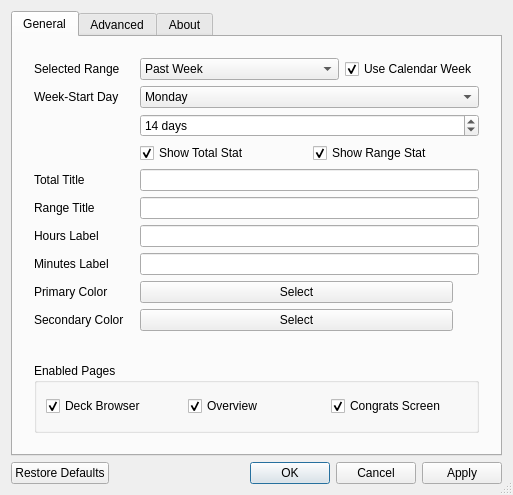
This is res/ui/options_dialog.ui in iamjustkoi/StudyTimeStats as Qt 5 draws it before an edit. The edited form follows.
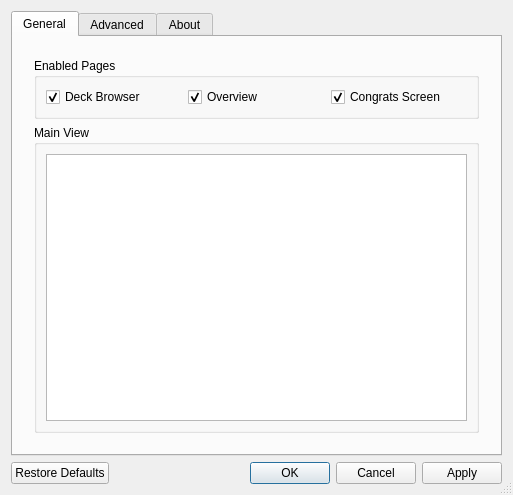
This is the edited form. Icons and pictures are not drawn.

```diff
--- a/res/ui/options_dialog.ui
+++ b/res/ui/options_dialog.ui
@@ -54,325 +54,6 @@
          <property name="bottomMargin">
           <number>12</number>
          </property>
-         <item>
-          <layout class="QFormLayout" name="general_form">
-           <property name="bottomMargin">
-            <number>20</number>
-           </property>
-           <item row="0" column="0">
-            <widget class="QLabel" name="range_select_label">
-             <property name="text">
-              <string>Selected Range</string>
-             </property>
-            </widget>
-           </item>
-           <item row="0" column="1">
-            <layout class="QHBoxLayout" name="range_select_layout" stretch="1,0">
-             <property name="sizeConstraint">
-              <enum>QLayout::SetMinimumSize</enum>
-             </property>
-             <item>
-              <widget class="QComboBox" name="range_select_dropdown">
-               <property name="toolTip">
-                <string>Time range to filter through for the ranged total stat.</string>
-               </property>
-               <property name="sizeAdjustPolicy">
-                <enum>QComboBox::AdjustToContents</enum>
-               </property>
-               <item>
-                <property name="text">
-                 <string>Past Week</string>
-                </property>
-               </item>
-               <item>
-                <property name="text">
-                 <string>Past 2 Weeks</string>
-                </property>
-               </item>
-               <item>
-                <property name="text">
-                 <string>Past Month</string>
-                </property>
-               </item>
-               <item>
-                <property name="text">
-                 <string>Past Year</string>
-                </property>
-               </item>
-               <item>
-                <property name="text">
-                 <string>Custom</string>
-                </property>
-               </item>
-              </widget>
-             </item>
-             <item>
-              <widget class="QCheckBox" name="use_calendar_checkbox">
-               <property name="toolTip">
-                <string>Use the start of the selected range instead of using its timespan.</string>
-               </property>
-               <property name="text">
-                <string>Use Calendar Week</string>
-               </property>
-               <property name="checked">
-                <bool>true</bool>
-               </property>
-              </widget>
-             </item>
-            </layout>
-           </item>
-           <item row="1" column="0">
-            <widget class="QLabel" name="week_start_label">
-             <property name="text">
-              <string>Week-Start Day</string>
-             </property>
-            </widget>
-           </item>
-           <item row="1" column="1">
-            <widget class="QComboBox" name="week_start_dropdown">
-             <property name="toolTip">
-              <string>The day a new week should start on.</string>
-             </property>
-             <property name="currentText">
-              <string>Monday</string>
-             </property>
-             <property name="sizeAdjustPolicy">
-              <enum>QComboBox::AdjustToContents</enum>
-             </property>
-             <item>
-              <property name="text">
-               <string>Monday</string>
-              </property>
-             </item>
-             <item>
-              <property name="text">
-               <string>Tuesday</string>
-              </property>
-             </item>
-             <item>
-              <property name="text">
-               <string>Wednesday</string>
-              </property>
-             </item>
-             <item>
-              <property name="text">
-               <string>Thursday</string>
-              </property>
-             </item>
-             <item>
-              <property name="text">
-               <string>Friday</string>
-              </property>
-             </item>
-             <item>
-              <property name="text">
-               <string>Saturday</string>
-              </property>
-             </item>
-             <item>
-              <property name="text">
-               <string>Sunday</string>
-              </property>
-             </item>
-            </widget>
-           </item>
-           <item row="2" column="1">
-            <widget class="QSpinBox" name="custom_range_spinbox">
-             <property name="toolTip">
-              <string>Amount of days to filter the custom range.</string>
-             </property>
-             <property name="suffix">
-              <string> days</string>
-             </property>
-             <property name="maximum">
-              <number>5690</number>
-             </property>
-             <property name="value">
-              <number>14</number>
-             </property>
-            </widget>
-           </item>
-           <item row="5" column="0">
-            <widget class="QLabel" name="total_label">
-             <property name="text">
-              <string>Total Title</string>
-             </property>
-            </widget>
-           </item>
-           <item row="5" column="1">
-            <widget class="QLineEdit" name="total_line">
-             <property name="sizePolicy">
-              <sizepolicy hsizetype="Preferred" vsizetype="Fixed">
-               <horstretch>0</horstretch>
-               <verstretch>0</verstretch>
-              </sizepolicy>
-             </property>
-             <property name="toolTip">
-              <string>Text that displays above the total statistic.</string>
-             </property>
-            </widget>
-           </item>
-           <item row="6" column="0">
-            <widget class="QLabel" name="ranged_label">
-             <property name="text">
-              <string>Range Title</string>
-             </property>
-            </widget>
-           </item>
-           <item row="6" column="1">
-            <widget class="QLineEdit" name="ranged_line">
-             <property name="sizePolicy">
-              <sizepolicy hsizetype="Preferred" vsizetype="Fixed">
-               <horstretch>0</horstretch>
-               <verstretch>0</verstretch>
-              </sizepolicy>
-             </property>
-             <property name="toolTip">
-              <string>Text that displays above the ranged statistic.</string>
-             </property>
-            </widget>
-           </item>
-           <item row="7" column="0">
-            <widget class="QLabel" name="hrs_label">
-             <property name="text">
-              <string>Hours Label</string>
-             </property>
-            </widget>
-           </item>
-           <item row="7" column="1">
-            <widget class="QLineEdit" name="hrs_line">
-             <property name="toolTip">
-              <string>Unit text appended to hours.</string>
-             </property>
-            </widget>
-           </item>
-           <item row="8" column="0">
-            <widget class="QLabel" name="min_label">
-             <property name="text">
-              <string>Minutes Label</string>
-             </property>
-            </widget>
-           </item>
-           <item row="8" column="1">
-            <widget class="QLineEdit" name="min_line">
-             <property name="toolTip">
-              <string>Unit text appended to minutes.</string>
-             </property>
-            </widget>
-           </item>
-           <item row="9" column="0">
-            <widget class="QLabel" name="primary_color_label">
-             <property name="text">
-              <string>Primary Color</string>
-             </property>
-            </widget>
-           </item>
-           <item row="9" column="1">
-            <layout class="QHBoxLayout" name="primary_color_layout">
-             <item>
-              <widget class="QPushButton" name="primary_color_button">
-               <property name="text">
-                <string>Select</string>
-               </property>
-              </widget>
-             </item>
-             <item>
-              <widget class="QLabel" name="primary_color_preview">
-               <property name="sizePolicy">
-                <sizepolicy hsizetype="Fixed" vsizetype="Fixed">
-                 <horstretch>0</horstretch>
-                 <verstretch>0</verstretch>
-                </sizepolicy>
-               </property>
-               <property name="minimumSize">
-                <size>
-                 <width>20</width>
-                 <height>20</height>
-                </size>
-               </property>
-              </widget>
-             </item>
-            </layout>
-           </item>
-           <item row="10" column="0">
-            <widget class="QLabel" name="secondary_color_label">
-             <property name="text">
-              <string>Secondary Color</string>
-             </property>
-            </widget>
-           </item>
-           <item row="10" column="1">
-            <layout class="QHBoxLayout" name="secondary_color_layut">
-             <item>
-              <widget class="QPushButton" name="seconday_color_button">
-               <property name="text">
-                <string>Select</string>
-               </property>
-              </widget>
-             </item>
-             <item>
-              <widget class="QLabel" name="secondary_color_preview">
-               <property name="sizePolicy">
-                <sizepolicy hsizetype="Fixed" vsizetype="Fixed">
-                 <horstretch>0</horstretch>
-                 <verstretch>0</verstretch>
-                </sizepolicy>
-               </property>
-               <property name="minimumSize">
-                <size>
-                 <width>20</width>
-                 <height>20</height>
-                </size>
-               </property>
-              </widget>
-             </item>
-            </layout>
-           </item>
-           <item row="3" column="1">
-            <layout class="QHBoxLayout" name="horizontalLayout_2">
-             <item>
-              <widget class="QCheckBox" name="show_total_checkbox">
-               <property name="toolTip">
-                <string>Enables the total stat.</string>
-               </property>
-               <property name="text">
-                <string>Show Total Stat</string>
-               </property>
-               <property name="checked">
-                <bool>true</bool>
-               </property>
-              </widget>
-             </item>
-             <item>
-              <widget class="QCheckBox" name="show_ranged_checkbox">
-               <property name="toolTip">
-                <string>Enables the ranged stat.</string>
-               </property>
-               <property name="text">
-                <string>Show Range Stat</string>
-               </property>
-               <property name="checked">
-                <bool>true</bool>
-               </property>
-              </widget>
-             </item>
-            </layout>
-           </item>
-           <item row="11" column="0">
-            <spacer name="horizontalSpacer">
-             <property name="orientation">
-              <enum>Qt::Horizontal</enum>
-             </property>
-             <property name="sizeHint" stdset="0">
-              <size>
-               <width>100</width>
-               <height>0</height>
-              </size>
-             </property>
-            </spacer>
-           </item>
-          </layout>
-         </item>
          <item>
           <widget class="QGroupBox" name="pages_group">
            <property name="title">
@@ -421,6 +102,18 @@
            </layout>
           </widget>
          </item>
+         <item>
+          <widget class="QGroupBox" name="mainViewGroupbox">
+           <property name="title">
+            <string>Main View</string>
+           </property>
+           <layout class="QHBoxLayout" name="horizontalLayout">
+            <item>
+             <widget class="QListWidget" name="rowListWidget"/>
+            </item>
+           </layout>
+          </widget>
+         </item>
         </layout>
        </item>
       </layout>
```
Left out of the diff: 51 changed lines with no effect on the pictures.
